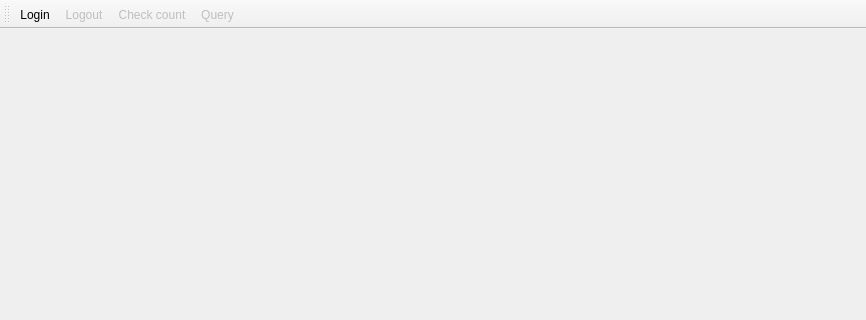
This is mainwindow.ui in theoar/DataBaseApp as Qt 5 draws it before an edit; both pictures show x 0 to 866 and y 0 to 320 of the 866 by 519 pixel window. The edited form follows.
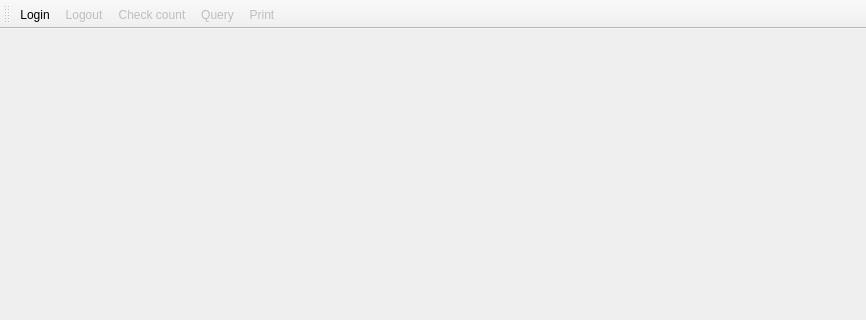
This is the edited form. Icons and pictures are not drawn.

Patch:
```diff
--- a/mainwindow.ui
+++ b/mainwindow.ui
@@ -69,6 +69,7 @@
    <addaction name="LogoutAction"/>
    <addaction name="CheckCountAction"/>
    <addaction name="QueryAction"/>
+   <addaction name="PrintAction"/>
   </widget>
   <widget class="QStatusBar" name="StatusBar"/>
   <action name="LoginAction">
@@ -131,6 +132,21 @@
     <string>Click to logout</string>
    </property>
   </action>
+  <action name="PrintAction">
+   <property name="enabled">
+    <bool>false</bool>
+   </property>
+   <property name="icon">
+    <iconset resource="resources.qrc">
+     <normaloff>:/new/prefix1/document-print.png</normaloff>:/new/prefix1/document-print.png</iconset>
+   </property>
+   <property name="text">
+    <string>Print</string>
+   </property>
+   <property name="toolTip">
+    <string>Select order to print deatils</string>
+   </property>
+  </action>
  </widget>
  <layoutdefault spacing="6" margin="11"/>
  <resources>
```
Left out of the diff: 19 changed lines with no effect on the pictures.
